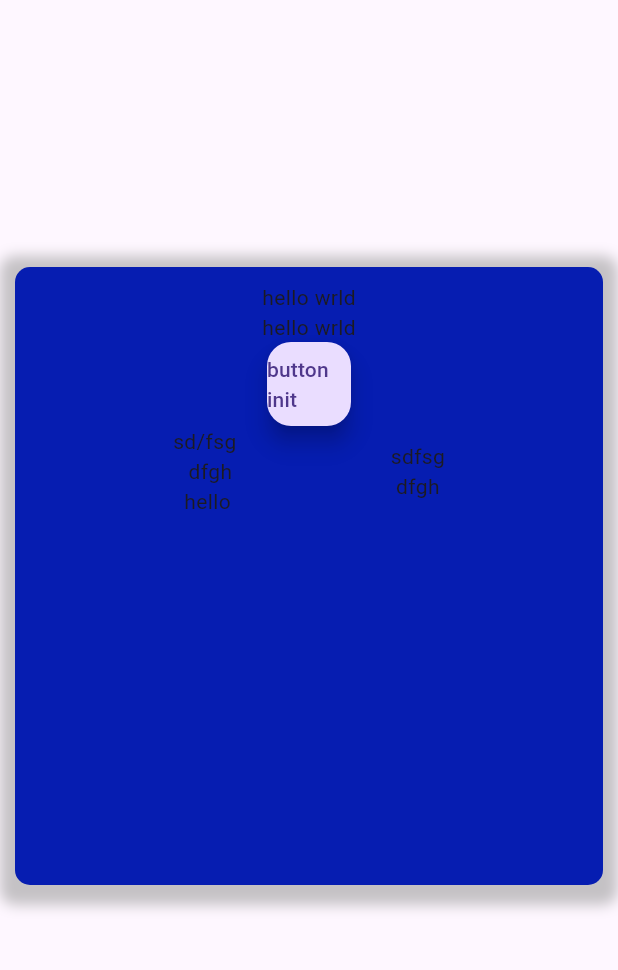
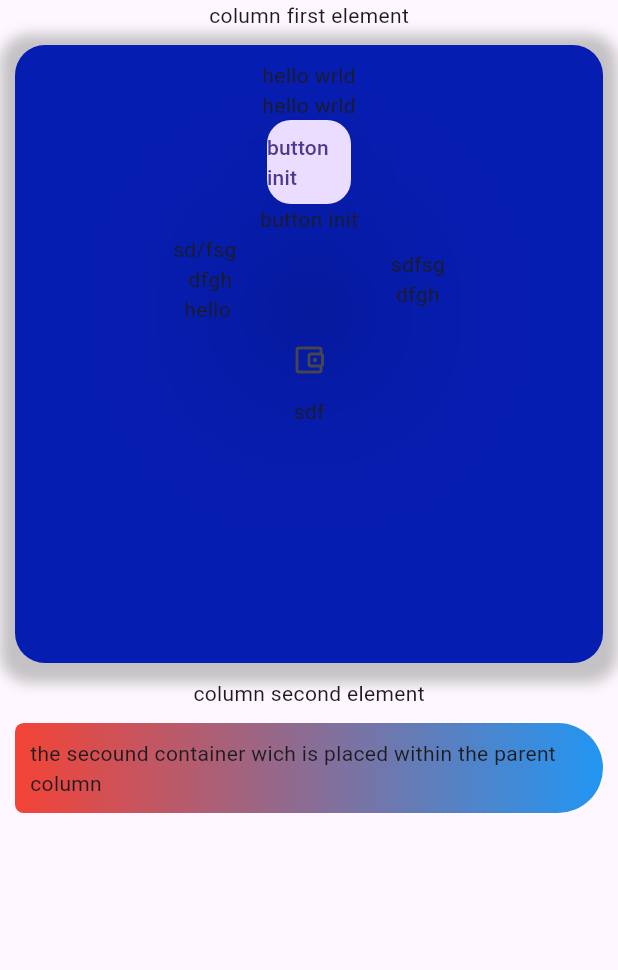
Before and after one commit to venkat669/flutapp_1, a Flutter app: the MyHome screen opened directly, on a phone screen of 412 x 824 dp, the part 84-1054 px from its top. Run offline on Flutter 3.47's test engine with Material 3 defaults, Android fonts, the phone set to English and light mode, and no system bars.

Commit message:
second container is added within a parent column , the parent column is newly added

```diff
--- a/lib/ccontainer.dart
+++ b/lib/ccontainer.dart
@@ -1,4 +1,7 @@
+import 'dart:ui';
+
 import 'package:flutapp_1/form.dart';
+import 'package:flutter/cupertino.dart';
 import 'package:flutter/material.dart';
 import 'package:flutter/widgets.dart';
 
@@ -27,6 +30,7 @@ class MyHome extends StatefulWidget {
 class _MyhomeState extends State<MyHome> {
   String buttonText = "button init";
   int i=0;
+  String IconButtontxt = "";
   @override
 
   Widget build(BuildContext context) {
@@ -38,8 +42,11 @@ class _MyhomeState extends State<MyHome> {
 
       ),
       body: Center(
-        child: Container(
+         child:  Column(
+          children:<Widget>[
+            Text("column first element"),
 
+         Container( // containers are similar to div in html
           clipBehavior:Clip.antiAliasWithSaveLayer,
 
           padding: EdgeInsets.all(10),
@@ -47,7 +54,7 @@ class _MyhomeState extends State<MyHome> {
           height: (MediaQuery.of(context).size).width * 1,
           width: (MediaQuery.of(context).size).width * 1,
           decoration: BoxDecoration(color:Color(0xff061db1),
-          borderRadius: BorderRadius.circular(10),
+          borderRadius: BorderRadius.circular(20),  // provides the rounded corner for the box
         boxShadow: [
       BoxShadow(
         color: Colors.grey.withOpacity(0.6),
@@ -80,10 +87,10 @@ class _MyhomeState extends State<MyHome> {
                     }
                   });
                 },
-                child: Text(buttonText), // Display updated text
+                child: Text(buttonText), hoverColor: Color.fromARGB(255, 208, 55, 137),elevation: 50,// Display updated text
                 ),
+                Text(buttonText),
                 Row(
-
                   mainAxisAlignment: MainAxisAlignment.spaceEvenly,
                   children:[
 
@@ -92,21 +99,60 @@ class _MyhomeState extends State<MyHome> {
 
                     Text("sd/fsg  "),
                 Text("dfgh"),
-                Text("hello ")]),
-
+                Text("hello ")
+                ]),
 
                 Column(children: [
 
                   Text("sdfsg"),
-                Text("dfgh")])
+                Text("dfgh")
+                ])
 
                 ]),
+                 // int the above code the two columns are enclosed within a single row
+            /// column is used to arrange the number of elements in vertical order (top to bottom)
+            ///   row is used to arrange the number of elements in horizontal order  (left to right)
+            /// so in above example 2 seperate columns aranged in left to right ; each having element arranged top to bottom
+            ///
+                 IconButton(onPressed:(){
+                  setState((){
+                     if(i%2==0){
+                      IconButtontxt = "clicked";
+                      i++;
+                     }
+                     else{
+                      IconButtontxt = "again";
+                      i++;
+                     }
+                  });
+                 } , icon: Icon(Icons.account_balance_wallet_outlined),),
+                 Text(IconButtontxt+"sdf")
             ],
 
 
            ),
 
+
+
         ),
+        // column second element
+        Text("column second element"),
+        Container(   // containers are similar to div
+          padding: EdgeInsets.all(10),margin: EdgeInsetsDirectional.all(10) ,
+         // decoration: BoxDecoration(gradient: LinearGradient(colors:[ Colors.red, Colors.blue]),borderRadius: BorderRadius.))),  // liner gradient is used for coloring of container (red to blue )
+decoration: BoxDecoration(
+    gradient: LinearGradient(
+    colors:[ Colors.red, Colors.blue]
+    ),
+    borderRadius: BorderRadius.horizontal(  // horizontal is used instead of circular
+      left: Radius.circular(10),
+      right: Radius.circular(52),
+    ),
+  ),
+          child: Text("the secound container wich is placed within the parent column"),
+        )
+        ])
+
       )
     );
 
```
